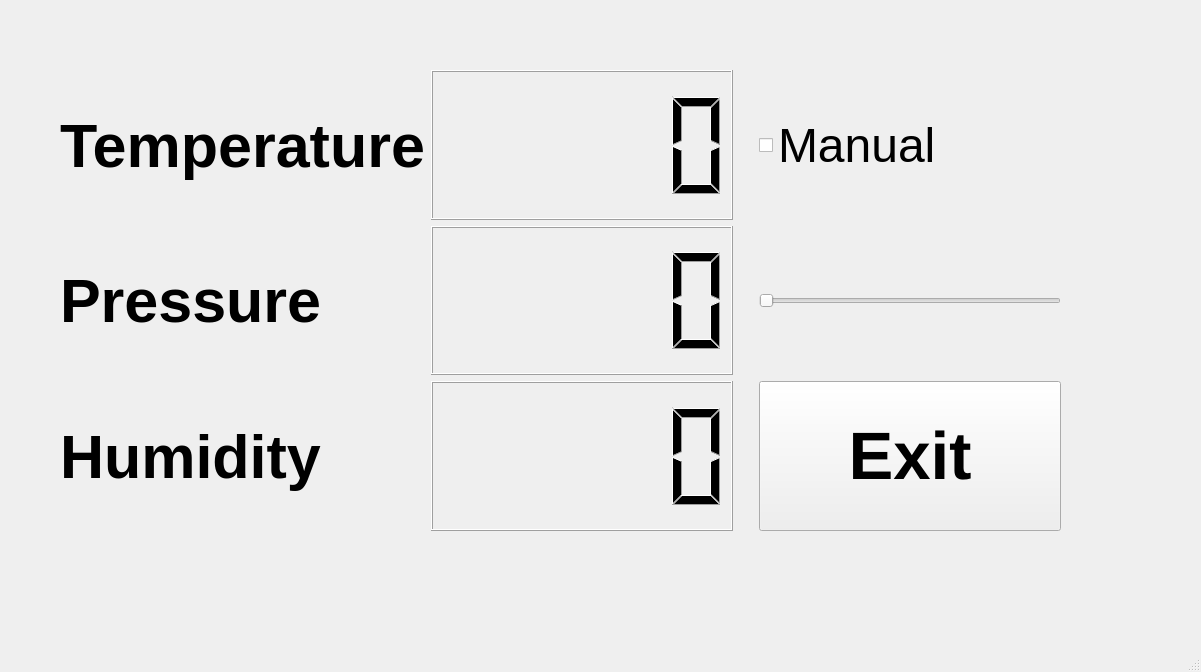
First picture: the form in meta-hmi/recipes-apps/qt-gui/files/mainwindow.ui, repository cu-ecen-aeld/final-project-Soha18, before the edit.
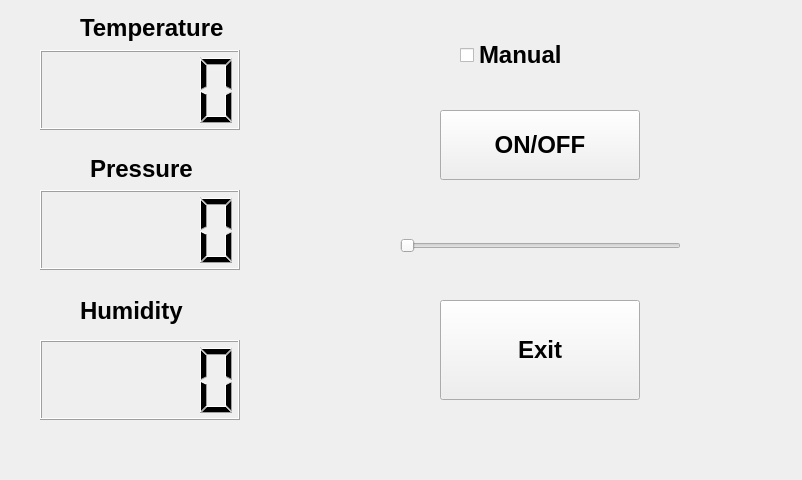
Second picture: the form after the edit.

Patch:
```diff
--- a/meta-hmi/recipes-apps/qt-gui/files/mainwindow.ui
+++ b/meta-hmi/recipes-apps/qt-gui/files/mainwindow.ui
@@ -6,166 +6,263 @@
    <rect>
     <x>0</x>
     <y>0</y>
-    <width>1201</width>
-    <height>672</height>
+    <width>802</width>
+    <height>480</height>
    </rect>
   </property>
+  <property name="sizePolicy">
+   <sizepolicy hsizetype="Expanding" vsizetype="Expanding">
+    <horstretch>0</horstretch>
+    <verstretch>0</verstretch>
+   </sizepolicy>
+  </property>
   <property name="windowTitle">
    <string>MainWindow</string>
   </property>
+  <property name="autoFillBackground">
+   <bool>false</bool>
+  </property>
   <widget class="QWidget" name="centralwidget">
-   <widget class="QWidget" name="">
-    <property name="geometry">
-     <rect>
-      <x>60</x>
-      <y>70</y>
-      <width>1001</width>
-      <height>461</height>
-     </rect>
-    </property>
-    <layout class="QGridLayout" name="gridLayout">
-     <item row="0" column="3">
-      <widget class="QCheckBox" name="checkBox">
-       <property name="sizePolicy">
-        <sizepolicy hsizetype="Expanding" vsizetype="Expanding">
-         <horstretch>0</horstretch>
-         <verstretch>0</verstretch>
-        </sizepolicy>
-       </property>
-       <property name="font">
-        <font>
-         <pointsize>36</pointsize>
-        </font>
-       </property>
-       <property name="text">
-        <string>Manual</string>
-       </property>
-      </widget>
-     </item>
-     <item row="0" column="0">
       <widget class="QLabel" name="label">
+    <property name="enabled">
+     <bool>true</bool>
+    </property>
+    <property name="geometry">
+     <rect>
+      <x>80</x>
+      <y>0</y>
+      <width>200</width>
+      <height>55</height>
+     </rect>
+    </property>
        <property name="sizePolicy">
         <sizepolicy hsizetype="Expanding" vsizetype="Expanding">
          <horstretch>0</horstretch>
          <verstretch>0</verstretch>
         </sizepolicy>
        </property>
+    <property name="maximumSize">
+     <size>
+      <width>200</width>
+      <height>16777215</height>
+     </size>
+    </property>
        <property name="font">
         <font>
-         <pointsize>46</pointsize>
+      <pointsize>18</pointsize>
          <weight>75</weight>
          <bold>true</bold>
         </font>
        </property>
+    <property name="mouseTracking">
+     <bool>true</bool>
+    </property>
+    <property name="layoutDirection">
+     <enum>Qt::LeftToRight</enum>
+    </property>
        <property name="text">
         <string>Temperature</string>
        </property>
       </widget>
-     </item>
-     <item row="2" column="1">
-      <widget class="QLCDNumber" name="lcdNumber_3">
-       <property name="sizePolicy">
-        <sizepolicy hsizetype="Expanding" vsizetype="Expanding">
-         <horstretch>0</horstretch>
-         <verstretch>0</verstretch>
-        </sizepolicy>
-       </property>
-       <property name="font">
-        <font>
-         <pointsize>36</pointsize>
-        </font>
-       </property>
-      </widget>
-     </item>
-     <item row="2" column="3">
-      <widget class="QPushButton" name="pushButton">
-       <property name="sizePolicy">
-        <sizepolicy hsizetype="Expanding" vsizetype="Expanding">
-         <horstretch>0</horstretch>
-         <verstretch>0</verstretch>
-        </sizepolicy>
-       </property>
-       <property name="font">
-        <font>
-         <pointsize>50</pointsize>
-         <weight>75</weight>
-         <bold>true</bold>
-        </font>
-       </property>
-       <property name="text">
-        <string>Exit</string>
-       </property>
-      </widget>
-     </item>
-     <item row="1" column="0">
       <widget class="QLabel" name="label_2">
+    <property name="enabled">
+     <bool>true</bool>
+    </property>
+    <property name="geometry">
+     <rect>
+      <x>90</x>
+      <y>141</y>
+      <width>200</width>
+      <height>55</height>
+     </rect>
+    </property>
        <property name="sizePolicy">
         <sizepolicy hsizetype="Expanding" vsizetype="Expanding">
          <horstretch>0</horstretch>
          <verstretch>0</verstretch>
         </sizepolicy>
        </property>
+    <property name="maximumSize">
+     <size>
+      <width>200</width>
+      <height>16777215</height>
+     </size>
+    </property>
        <property name="font">
         <font>
-         <pointsize>46</pointsize>
+      <pointsize>18</pointsize>
          <weight>75</weight>
          <bold>true</bold>
         </font>
        </property>
+    <property name="mouseTracking">
+     <bool>true</bool>
+    </property>
+    <property name="layoutDirection">
+     <enum>Qt::LeftToRight</enum>
+    </property>
        <property name="text">
         <string>Pressure</string>
        </property>
       </widget>
-     </item>
-     <item row="1" column="1">
+   <widget class="QLCDNumber" name="lcdNumber">
+    <property name="enabled">
+     <bool>true</bool>
+    </property>
+    <property name="geometry">
+     <rect>
+      <x>40</x>
+      <y>50</y>
+      <width>200</width>
+      <height>80</height>
+     </rect>
+    </property>
+    <property name="sizePolicy">
+     <sizepolicy hsizetype="Expanding" vsizetype="Expanding">
+      <horstretch>0</horstretch>
+      <verstretch>0</verstretch>
+     </sizepolicy>
+    </property>
+    <property name="maximumSize">
+     <size>
+      <width>200</width>
+      <height>16777215</height>
+     </size>
+    </property>
+    <property name="font">
+     <font>
+      <pointsize>14</pointsize>
+     </font>
+    </property>
+    <property name="mouseTracking">
+     <bool>true</bool>
+    </property>
+    <property name="layoutDirection">
+     <enum>Qt::LeftToRight</enum>
+    </property>
+   </widget>
       <widget class="QLCDNumber" name="lcdNumber_2">
+    <property name="enabled">
+     <bool>true</bool>
+    </property>
+    <property name="geometry">
+     <rect>
+      <x>40</x>
+      <y>190</y>
+      <width>200</width>
+      <height>80</height>
+     </rect>
+    </property>
        <property name="sizePolicy">
         <sizepolicy hsizetype="Expanding" vsizetype="Expanding">
          <horstretch>0</horstretch>
          <verstretch>0</verstretch>
         </sizepolicy>
        </property>
+    <property name="maximumSize">
+     <size>
+      <width>200</width>
+      <height>16777215</height>
+     </size>
+    </property>
        <property name="font">
         <font>
-         <pointsize>36</pointsize>
-        </font>
-       </property>
-      </widget>
-     </item>
-     <item row="1" column="3">
-      <widget class="QSlider" name="horizontalSlider">
+      <pointsize>14</pointsize>
+     </font>
+    </property>
+    <property name="mouseTracking">
+     <bool>true</bool>
+    </property>
+    <property name="layoutDirection">
+     <enum>Qt::LeftToRight</enum>
+    </property>
+   </widget>
+   <widget class="QLCDNumber" name="lcdNumber_3">
+    <property name="enabled">
+     <bool>true</bool>
+    </property>
+    <property name="geometry">
+     <rect>
+      <x>40</x>
+      <y>340</y>
+      <width>200</width>
+      <height>80</height>
+     </rect>
+    </property>
+    <property name="sizePolicy">
+     <sizepolicy hsizetype="Expanding" vsizetype="Expanding">
+      <horstretch>0</horstretch>
+      <verstretch>0</verstretch>
+     </sizepolicy>
+    </property>
+    <property name="maximumSize">
+     <size>
+      <width>200</width>
+      <height>16777215</height>
+     </size>
+    </property>
        <property name="font">
         <font>
-         <pointsize>40</pointsize>
-        </font>
-       </property>
-       <property name="orientation">
-        <enum>Qt::Horizontal</enum>
-       </property>
-      </widget>
-     </item>
-     <item row="2" column="0">
+      <pointsize>14</pointsize>
+     </font>
+    </property>
+    <property name="mouseTracking">
+     <bool>true</bool>
+    </property>
+    <property name="layoutDirection">
+     <enum>Qt::LeftToRight</enum>
+    </property>
+   </widget>
       <widget class="QLabel" name="label_3">
+    <property name="enabled">
+     <bool>true</bool>
+    </property>
+    <property name="geometry">
+     <rect>
+      <x>80</x>
+      <y>283</y>
+      <width>200</width>
+      <height>55</height>
+     </rect>
+    </property>
        <property name="sizePolicy">
         <sizepolicy hsizetype="Expanding" vsizetype="Expanding">
          <horstretch>0</horstretch>
          <verstretch>0</verstretch>
         </sizepolicy>
        </property>
+    <property name="maximumSize">
+     <size>
+      <width>200</width>
+      <height>16777215</height>
+     </size>
+    </property>
        <property name="font">
         <font>
-         <pointsize>46</pointsize>
+      <pointsize>18</pointsize>
          <weight>75</weight>
          <bold>true</bold>
         </font>
        </property>
+    <property name="mouseTracking">
+     <bool>true</bool>
+    </property>
+    <property name="layoutDirection">
+     <enum>Qt::LeftToRight</enum>
+    </property>
        <property name="text">
         <string>Humidity</string>
        </property>
       </widget>
-     </item>
-     <item row="0" column="1">
-      <widget class="QLCDNumber" name="lcdNumber">
+   <widget class="QPushButton" name="pushButton">
+    <property name="geometry">
+     <rect>
+      <x>440</x>
+      <y>110</y>
+      <width>200</width>
+      <height>70</height>
+     </rect>
+    </property>
        <property name="sizePolicy">
         <sizepolicy hsizetype="Expanding" vsizetype="Expanding">
          <horstretch>0</horstretch>
@@ -174,38 +271,94 @@
        </property>
        <property name="font">
         <font>
-         <pointsize>36</pointsize>
-        </font>
-       </property>
-      </widget>
-     </item>
-     <item row="0" column="2" rowspan="3">
-      <spacer name="verticalSpacer">
+      <pointsize>18</pointsize>
+      <weight>75</weight>
+      <bold>true</bold>
+     </font>
+    </property>
+    <property name="text">
+     <string>ON/OFF</string>
+    </property>
+   </widget>
+   <widget class="QPushButton" name="pushButton_2">
+    <property name="geometry">
+     <rect>
+      <x>440</x>
+      <y>300</y>
+      <width>200</width>
+      <height>100</height>
+     </rect>
+    </property>
+    <property name="sizePolicy">
+     <sizepolicy hsizetype="Expanding" vsizetype="Expanding">
+      <horstretch>0</horstretch>
+      <verstretch>0</verstretch>
+     </sizepolicy>
+    </property>
+    <property name="font">
+     <font>
+      <pointsize>18</pointsize>
+      <weight>75</weight>
+      <bold>true</bold>
+     </font>
+    </property>
+    <property name="text">
+     <string>Exit</string>
+    </property>
+   </widget>
+   <widget class="QSlider" name="horizontalSlider">
+    <property name="geometry">
+     <rect>
+      <x>400</x>
+      <y>200</y>
+      <width>281</width>
+      <height>91</height>
+     </rect>
+    </property>
+    <property name="sizePolicy">
+     <sizepolicy hsizetype="Expanding" vsizetype="Expanding">
+      <horstretch>0</horstretch>
+      <verstretch>0</verstretch>
+     </sizepolicy>
+    </property>
+    <property name="font">
+     <font>
+      <pointsize>18</pointsize>
+      <weight>75</weight>
+      <bold>true</bold>
+     </font>
+    </property>
        <property name="orientation">
-        <enum>Qt::Vertical</enum>
-       </property>
-       <property name="sizeHint" stdset="0">
-        <size>
-         <width>20</width>
-         <height>40</height>
-        </size>
-       </property>
-      </spacer>
-     </item>
-    </layout>
+     <enum>Qt::Horizontal</enum>
+    </property>
    </widget>
-  </widget>
-  <widget class="QMenuBar" name="menubar">
+   <widget class="QCheckBox" name="checkBox">
    <property name="geometry">
     <rect>
-     <x>0</x>
-     <y>0</y>
-     <width>1201</width>
-     <height>22</height>
-    </rect>
-   </property>
-  </widget>
-  <widget class="QStatusBar" name="statusbar"/>
+      <x>460</x>
+      <y>20</y>
+      <width>200</width>
+      <height>70</height>
+     </rect>
+    </property>
+    <property name="sizePolicy">
+     <sizepolicy hsizetype="Expanding" vsizetype="Expanding">
+      <horstretch>0</horstretch>
+      <verstretch>0</verstretch>
+     </sizepolicy>
+    </property>
+    <property name="font">
+     <font>
+      <pointsize>18</pointsize>
+      <weight>75</weight>
+      <bold>true</bold>
+     </font>
+    </property>
+    <property name="text">
+     <string>Manual</string>
+    </property>
+   </widget>
+  </widget>
  </widget>
  <resources/>
  <connections/>
```
Lines whose indentation alone changed are shown as unchanged.
